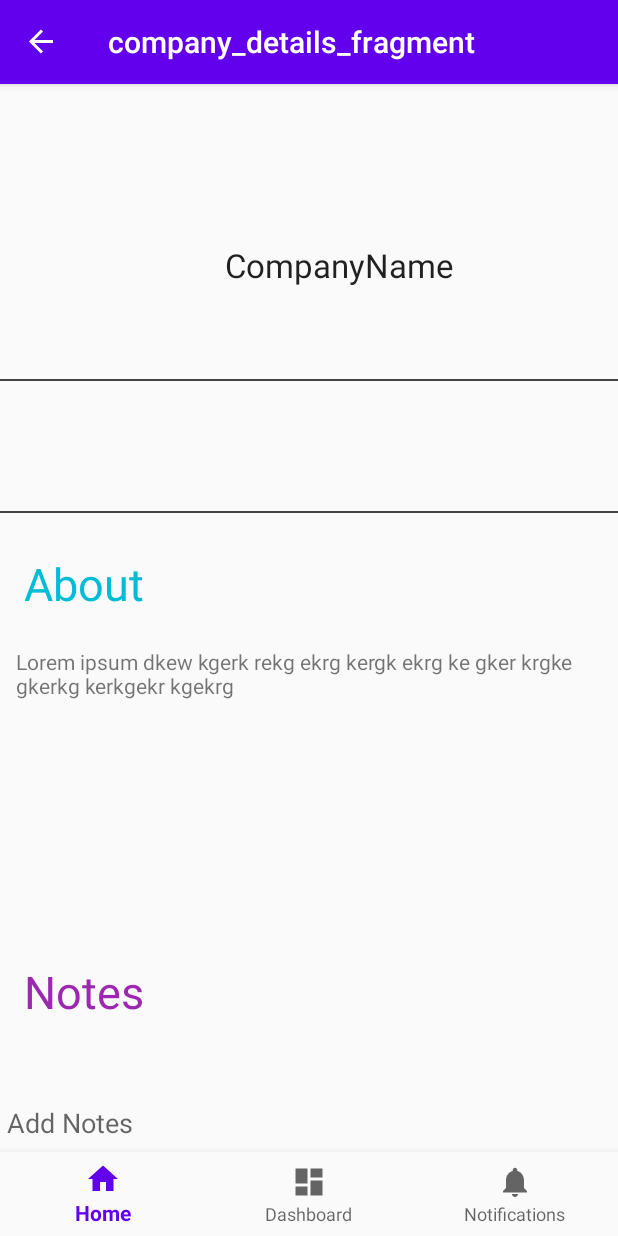
After one commit to MSNMessinger/dat257-Grupp20, an Android app: the companyDetails screen opened through its navigation route, on a phone screen of 412 x 824 dp. The commit adds this screen. Run offline under Robolectric (Android 15) with nearby library versions, the phone set to English and light mode, and no system bars; our stand-ins replace navigation-ui.

Commit message:
Create and basic design for Detailed Company page

```diff
--- a/DateIt/app/build.gradle
+++ b/DateIt/app/build.gradle
@@ -33,6 +33,7 @@ dependencies {
     implementation 'androidx.navigation:navigation-fragment:2.2.2'
     implementation 'androidx.navigation:navigation-ui:2.2.2'
     implementation 'androidx.lifecycle:lifecycle-extensions:2.2.0'
+    implementation 'androidx.legacy:legacy-support-v4:1.0.0'
     testImplementation 'junit:junit:4.12'
     androidTestImplementation 'androidx.test.ext:junit:1.1.1'
     androidTestImplementation 'androidx.test.espresso:espresso-core:3.2.0'
--- a/DateIt/app/src/main/java/com/example/dateit/MainActivity.java
+++ b/DateIt/app/src/main/java/com/example/dateit/MainActivity.java
@@ -1,6 +1,9 @@
 package com.example.dateit;
 
 import android.os.Bundle;
+import android.view.View;
+import android.widget.Button;
+import android.widget.TextView;
 
 import com.google.android.material.bottomnavigation.BottomNavigationView;
 
@@ -14,6 +17,21 @@ public class MainActivity extends AppCompatActivity {
 
     @Override
     protected void onCreate(Bundle savedInstanceState) {
+
+        TextView companyName = (TextView) findViewById(R.id.companyName);
+     //   companyName.setText("wwww");'
+
+        Button goToCompanyBtn = (Button) findViewById(R.id.goToCompanyBtn);
+
+
+     /*   goToCompanyBtn.setOnClickListener(new View.OnClickListener() {
+            @Override
+            public void onClick(View companyView) {
+                Navigation.findNavController(companyView).navigate(R.id.companyDetails);
+            }
+        });
+      */
+
         super.onCreate(savedInstanceState);
         setContentView(R.layout.activity_main);
         BottomNavigationView navView = findViewById(R.id.nav_view);
--- /dev/null
+++ b/DateIt/app/src/main/java/com/example/dateit/ui/home/companyDetails.java
@@ -0,0 +1,35 @@
+package com.example.dateit.ui.home;
+
+import androidx.lifecycle.ViewModelProviders;
+
+import android.os.Bundle;
+
+import androidx.annotation.NonNull;
+import androidx.annotation.Nullable;
+import androidx.fragment.app.Fragment;
+
+import android.view.LayoutInflater;
+import android.view.View;
+import android.view.ViewGroup;
+
+import com.example.dateit.R;
+
+public class companyDetails extends Fragment {
+
+    public static companyDetails newInstance() {
+        return new companyDetails();
+    }
+
+    @Override
+    public View onCreateView(@NonNull LayoutInflater inflater, @Nullable ViewGroup container,
+                             @Nullable Bundle savedInstanceState) {
+        return inflater.inflate(R.layout.company_details_fragment, container, false);
+    }
+
+    @Override
+    public void onActivityCreated(@Nullable Bundle savedInstanceState) {
+        super.onActivityCreated(savedInstanceState);
+        // TODO: Use the ViewModel
+    }
+
+}
--- a/DateIt/app/src/main/res/layout/activity_main.xml
+++ b/DateIt/app/src/main/res/layout/activity_main.xml
@@ -1,6 +1,7 @@
 <?xml version="1.0" encoding="utf-8"?>
 <androidx.constraintlayout.widget.ConstraintLayout xmlns:android="http://schemas.android.com/apk/res/android"
     xmlns:app="http://schemas.android.com/apk/res-auto"
+    xmlns:tools="http://schemas.android.com/tools"
     android:id="@+id/container"
     android:layout_width="match_parent"
     android:layout_height="match_parent"
@@ -30,4 +31,16 @@
         app:layout_constraintTop_toTopOf="parent"
         app:navGraph="@navigation/mobile_navigation" />
 
+    <Button
+        android:id="@+id/goToCompanyBtn"
+        android:layout_width="143dp"
+        android:layout_height="48dp"
+        android:layout_marginTop="28dp"
+        android:layout_marginEnd="15dp"
+        android:layout_marginBottom="500dp"
+        android:text="@string/GoToCompany"
+        app:layout_constraintBottom_toBottomOf="parent"
+        app:layout_constraintEnd_toEndOf="parent"
+        app:layout_constraintTop_toBottomOf="@+id/nav_host_fragment" />
+
 </androidx.constraintlayout.widget.ConstraintLayout>
--- /dev/null
+++ b/DateIt/app/src/main/res/layout/company_details_fragment.xml
@@ -0,0 +1,115 @@
+<?xml version="1.0" encoding="utf-8"?>
+<androidx.constraintlayout.widget.ConstraintLayout xmlns:android="http://schemas.android.com/apk/res/android"
+    xmlns:app="http://schemas.android.com/apk/res-auto"
+    xmlns:tools="http://schemas.android.com/tools"
+    android:layout_width="match_parent"
+    android:layout_height="match_parent"
+    tools:context=".ui.home.companyDetails">
+
+    <TextView
+        android:id="@+id/companyName"
+        android:layout_width="162dp"
+        android:layout_height="53dp"
+        android:layout_marginTop="50dp"
+        android:layout_marginEnd="100dp"
+        android:text="@string/CompanyName"
+        android:textAppearance="@style/TextAppearance.AppCompat.Large"
+        app:layout_constraintEnd_toEndOf="parent"
+        app:layout_constraintTop_toTopOf="parent" />
+
+    <GridView
+        android:id="@+id/AvailableOffers"
+        android:layout_width="412dp"
+        android:layout_height="88dp"
+        android:layout_marginTop="37dp"
+        app:layout_constraintEnd_toEndOf="parent"
+        app:layout_constraintStart_toStartOf="parent"
+        app:layout_constraintTop_toBottomOf="@+id/companyName" />
+
+    <TextView
+        android:id="@+id/AboutInfo"
+        android:layout_width="399dp"
+        android:layout_height="185dp"
+        android:layout_marginTop="10dp"
+        android:layout_marginBottom="233dp"
+        android:text="@string/AboutInfo"
+        app:layout_constraintBottom_toBottomOf="parent"
+        app:layout_constraintEnd_toEndOf="parent"
+        app:layout_constraintHorizontal_bias="0.83"
+        app:layout_constraintStart_toStartOf="parent"
+        app:layout_constraintTop_toBottomOf="@+id/About" />
+
+    <TextView
+        android:id="@+id/About"
+        android:layout_width="96dp"
+        android:layout_height="49dp"
+        android:layout_marginStart="4dp"
+        android:layout_marginTop="53dp"
+        android:layout_marginEnd="300dp"
+        android:layout_marginBottom="3dp"
+        android:text="@string/About"
+        android:textColor="#00BCD4"
+        android:textColorHighlight="#03A9F4"
+        android:textColorHint="#FFFFFF"
+        android:textColorLink="#00BCD4"
+        android:textSize="30sp"
+        app:layout_constraintBottom_toTopOf="@+id/AboutInfo"
+        app:layout_constraintEnd_toEndOf="parent"
+        app:layout_constraintHorizontal_bias="1.0"
+        app:layout_constraintStart_toStartOf="parent"
+        app:layout_constraintTop_toBottomOf="@+id/AvailableOffers"
+        app:layout_constraintVertical_bias="0.49" />
+
+    <com.google.android.material.textfield.TextInputLayout
+        android:id="@+id/CompanyNotes"
+        android:layout_width="410dp"
+        android:layout_height="168dp"
+        android:layout_marginTop="80dp"
+        android:layout_marginEnd="1dp"
+        app:layout_constraintBottom_toBottomOf="parent"
+        app:layout_constraintEnd_toEndOf="parent"
+        app:layout_constraintStart_toStartOf="parent"
+        app:layout_constraintTop_toBottomOf="@+id/AboutInfo">
+
+        <com.google.android.material.textfield.TextInputEditText
+            android:id="@+id/AddNotes"
+            android:layout_width="match_parent"
+            android:layout_height="126dp"
+            android:hint="@string/AddNotes" />
+    </com.google.android.material.textfield.TextInputLayout>
+
+    <TextView
+        android:id="@+id/Notes"
+        android:layout_width="wrap_content"
+        android:layout_height="wrap_content"
+        android:layout_marginStart="15dp"
+        android:layout_marginTop="31dp"
+        android:layout_marginEnd="315dp"
+        android:layout_marginBottom="1dp"
+        android:text="@string/Notes"
+        android:textColor="#9C27B0"
+        android:textColorHighlight="#9C27B0"
+        android:textColorHint="#9C27B0"
+        android:textColorLink="#9C27B0"
+        android:textSize="30sp"
+        app:layout_constraintBottom_toTopOf="@+id/CompanyNotes"
+        app:layout_constraintEnd_toEndOf="parent"
+        app:layout_constraintStart_toStartOf="parent"
+        app:layout_constraintTop_toBottomOf="@+id/AboutInfo" />
+
+    <TableRow
+        android:id="@+id/UpperLine"
+        android:layout_width="match_parent"
+        android:layout_height="1dp"
+        android:background="#444"
+        app:layout_constraintTop_toBottomOf="@+id/AvailableOffers"></TableRow>
+
+    <TableRow
+        android:id="@+id/LowerLine"
+        android:layout_width="match_parent"
+        android:layout_height="1dp"
+        android:background="#444"
+        app:layout_constraintTop_toTopOf="@+id/AvailableOffers"></TableRow>
+
+
+</androidx.constraintlayout.widget.ConstraintLayout>
--- a/DateIt/app/src/main/res/navigation/mobile_navigation.xml
+++ b/DateIt/app/src/main/res/navigation/mobile_navigation.xml
@@ -9,7 +9,11 @@
         android:id="@+id/navigation_home"
         android:name="com.example.dateit.ui.home.HomeFragment"
         android:label="@string/title_home"
-        tools:layout="@layout/fragment_home" />
+        tools:layout="@layout/fragment_home" >
+        <action
+            android:id="@+id/action_navigation_home_to_companyDetails"
+            app:destination="@id/companyDetails" />
+    </fragment>
 
     <fragment
         android:id="@+id/navigation_dashboard"
@@ -22,4 +26,9 @@
         android:name="com.example.dateit.ui.notifications.NotificationsFragment"
         android:label="@string/title_notifications"
         tools:layout="@layout/fragment_notifications" />
+    <fragment
+        android:id="@+id/companyDetails"
+        android:name="com.example.dateit.ui.home.companyDetails"
+        android:label="company_details_fragment"
+        tools:layout="@layout/company_details_fragment" />
 </navigation>
--- a/DateIt/app/src/main/res/values/strings.xml
+++ b/DateIt/app/src/main/res/values/strings.xml
@@ -3,4 +3,12 @@
     <string name="title_home">Home</string>
     <string name="title_dashboard">Dashboard</string>
     <string name="title_notifications">Notifications</string>
+    <string name="CompanyName">CompanyName</string>
+    <string name="GoToCompany">CompanyBtn</string>
+    <string name="Department">Department</string>
+    <string name="AvailableJobs">JobOffer</string>
+    <string name="About">About</string>
+    <string name="AboutInfo">Lorem ipsum dkew kgerk rekg ekrg kergk ekrg ke gker krgke gkerkg kerkgekr kgekrg</string>
+    <string name="Notes">Notes</string>
+    <string name="AddNotes">Add Notes</string>
 </resources>
```
Also changed, not shown: 2 other files.
